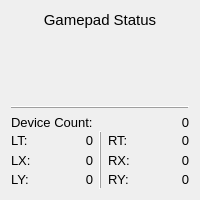
Above: UI/widget/RTDGamepadStatus.ui from ZzzzzzS/BitbotCopilot before the change. Below: the same form after it.
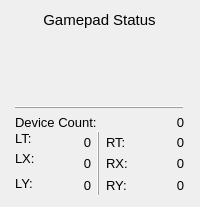
That is the form after the change. Icons and pictures are not drawn. Custom widgets are drawn as their Qt base class.

Commit message: 1. 更新了virtual gamepad 2. 修复了gamepad刷新过于频繁的问题 3. 修复了websocket网络连接的问题 4. 升级Qt6

```diff
--- a/UI/widget/RTDGamepadStatus.ui
+++ b/UI/widget/RTDGamepadStatus.ui
@@ -7,7 +7,7 @@
     <x>0</x>
     <y>0</y>
     <width>200</width>
-    <height>200</height>
+    <height>207</height>
    </rect>
   </property>
   <property name="windowTitle">
@@ -118,7 +118,7 @@
            <item>
             <widget class="ElaText" name="label_3">
              <property name="sizePolicy">
-              <sizepolicy hsizetype="Preferred" vsizetype="Expanding">
+              <sizepolicy hsizetype="Fixed" vsizetype="Fixed">
                <horstretch>0</horstretch>
                <verstretch>0</verstretch>
               </sizepolicy>
@@ -136,7 +136,7 @@
            <item>
             <widget class="ElaText" name="label_4">
              <property name="sizePolicy">
-              <sizepolicy hsizetype="Preferred" vsizetype="Expanding">
+              <sizepolicy hsizetype="Fixed" vsizetype="Expanding">
                <horstretch>0</horstretch>
                <verstretch>0</verstretch>
               </sizepolicy>
@@ -154,7 +154,7 @@
            <item>
             <widget class="ElaText" name="label_5">
              <property name="sizePolicy">
-              <sizepolicy hsizetype="Preferred" vsizetype="Expanding">
+              <sizepolicy hsizetype="Fixed" vsizetype="Expanding">
                <horstretch>0</horstretch>
                <verstretch>0</verstretch>
               </sizepolicy>
@@ -179,11 +179,23 @@
            <item>
             <widget class="ElaText" name="Label_LT">
              <property name="sizePolicy">
-              <sizepolicy hsizetype="Preferred" vsizetype="Expanding">
+              <sizepolicy hsizetype="Fixed" vsizetype="Expanding">
                <horstretch>0</horstretch>
                <verstretch>0</verstretch>
               </sizepolicy>
              </property>
+             <property name="minimumSize">
+              <size>
+               <width>50</width>
+               <height>0</height>
+              </size>
+             </property>
+             <property name="maximumSize">
+              <size>
+               <width>50</width>
+               <height>16777215</height>
+              </size>
+             </property>
              <property name="font">
               <font>
                <pointsize>10</pointsize>
@@ -200,11 +212,23 @@
            <item>
             <widget class="ElaText" name="label_LX">
              <property name="sizePolicy">
-              <sizepolicy hsizetype="Preferred" vsizetype="Expanding">
+              <sizepolicy hsizetype="Fixed" vsizetype="Expanding">
                <horstretch>0</horstretch>
                <verstretch>0</verstretch>
               </sizepolicy>
              </property>
+             <property name="minimumSize">
+              <size>
+               <width>50</width>
+               <height>0</height>
+              </size>
+             </property>
+             <property name="maximumSize">
+              <size>
+               <width>50</width>
+               <height>16777215</height>
+              </size>
+             </property>
              <property name="font">
               <font>
                <pointsize>10</pointsize>
@@ -221,11 +245,23 @@
            <item>
             <widget class="ElaText" name="Label_LY">
              <property name="sizePolicy">
-              <sizepolicy hsizetype="Preferred" vsizetype="Expanding">
+              <sizepolicy hsizetype="Fixed" vsizetype="Expanding">
                <horstretch>0</horstretch>
                <verstretch>0</verstretch>
               </sizepolicy>
              </property>
+             <property name="minimumSize">
+              <size>
+               <width>50</width>
+               <height>0</height>
+              </size>
+             </property>
+             <property name="maximumSize">
+              <size>
+               <width>50</width>
+               <height>16777215</height>
+              </size>
+             </property>
              <property name="font">
               <font>
                <pointsize>10</pointsize>
@@ -259,7 +295,7 @@
            <item>
             <widget class="ElaText" name="label_9">
              <property name="sizePolicy">
-              <sizepolicy hsizetype="Preferred" vsizetype="Expanding">
+              <sizepolicy hsizetype="Fixed" vsizetype="Expanding">
                <horstretch>0</horstretch>
                <verstretch>0</verstretch>
               </sizepolicy>
@@ -277,7 +313,7 @@
            <item>
             <widget class="ElaText" name="label_10">
              <property name="sizePolicy">
-              <sizepolicy hsizetype="Preferred" vsizetype="Expanding">
+              <sizepolicy hsizetype="Fixed" vsizetype="Expanding">
                <horstretch>0</horstretch>
                <verstretch>0</verstretch>
               </sizepolicy>
@@ -295,7 +331,7 @@
            <item>
             <widget class="ElaText" name="label_11">
              <property name="sizePolicy">
-              <sizepolicy hsizetype="Preferred" vsizetype="Expanding">
+              <sizepolicy hsizetype="Fixed" vsizetype="Expanding">
                <horstretch>0</horstretch>
                <verstretch>0</verstretch>
               </sizepolicy>
@@ -320,11 +356,23 @@
            <item>
             <widget class="ElaText" name="label_RT">
              <property name="sizePolicy">
-              <sizepolicy hsizetype="Preferred" vsizetype="Expanding">
+              <sizepolicy hsizetype="Fixed" vsizetype="Expanding">
                <horstretch>0</horstretch>
                <verstretch>0</verstretch>
               </sizepolicy>
              </property>
+             <property name="minimumSize">
+              <size>
+               <width>50</width>
+               <height>0</height>
+              </size>
+             </property>
+             <property name="maximumSize">
+              <size>
+               <width>50</width>
+               <height>16777215</height>
+              </size>
+             </property>
              <property name="font">
               <font>
                <pointsize>10</pointsize>
@@ -341,11 +389,23 @@
            <item>
             <widget class="ElaText" name="label_RX">
              <property name="sizePolicy">
-              <sizepolicy hsizetype="Preferred" vsizetype="Expanding">
+              <sizepolicy hsizetype="Fixed" vsizetype="Expanding">
                <horstretch>0</horstretch>
                <verstretch>0</verstretch>
               </sizepolicy>
              </property>
+             <property name="minimumSize">
+              <size>
+               <width>50</width>
+               <height>0</height>
+              </size>
+             </property>
+             <property name="maximumSize">
+              <size>
+               <width>50</width>
+               <height>16777215</height>
+              </size>
+             </property>
              <property name="font">
               <font>
                <pointsize>10</pointsize>
@@ -362,11 +422,23 @@
            <item>
             <widget class="ElaText" name="label_RY">
              <property name="sizePolicy">
-              <sizepolicy hsizetype="Preferred" vsizetype="Expanding">
+              <sizepolicy hsizetype="Fixed" vsizetype="Expanding">
                <horstretch>0</horstretch>
                <verstretch>0</verstretch>
               </sizepolicy>
              </property>
+             <property name="minimumSize">
+              <size>
+               <width>50</width>
+               <height>0</height>
+              </size>
+             </property>
+             <property name="maximumSize">
+              <size>
+               <width>50</width>
+               <height>16777215</height>
+              </size>
+             </property>
              <property name="font">
               <font>
                <pointsize>10</pointsize>
```
The commit also changes 24 other files.
